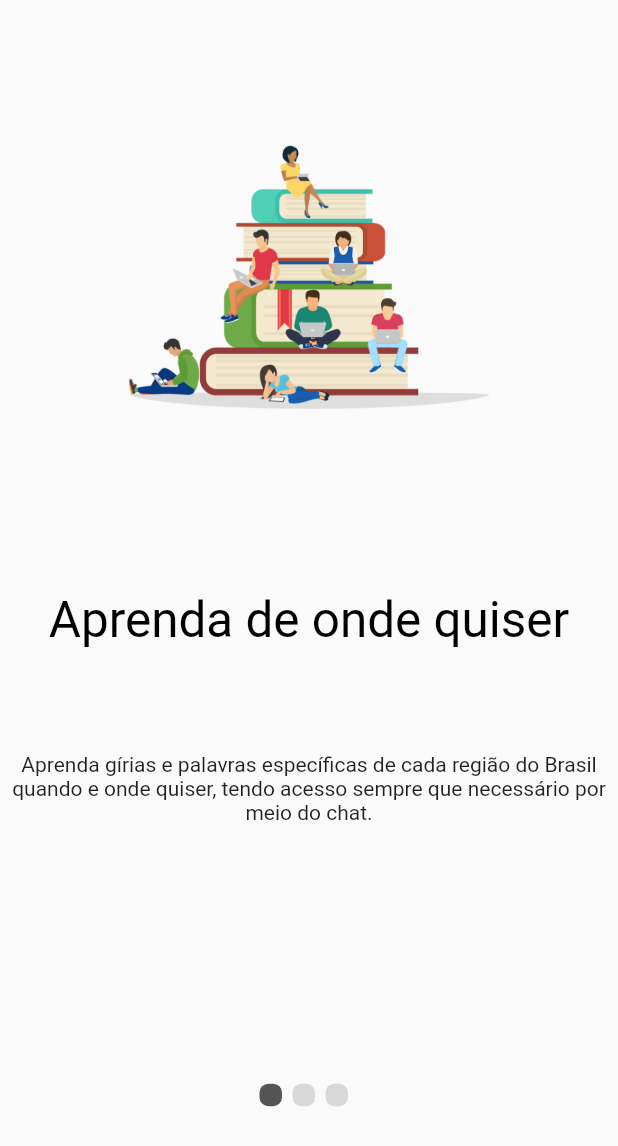
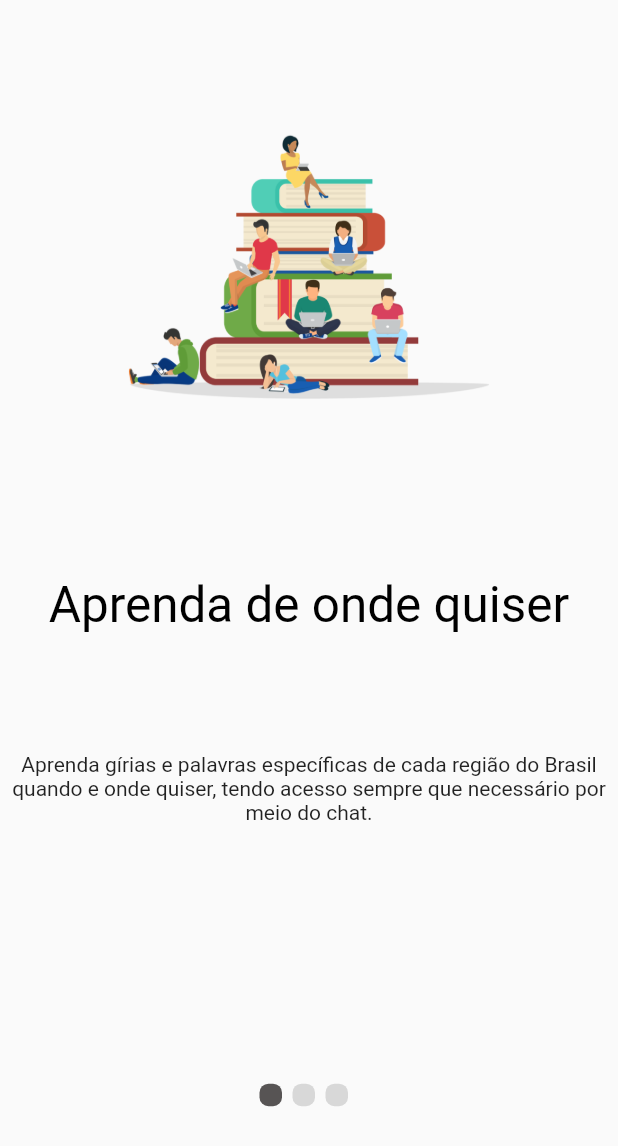
Before and after one commit to Andre-Alfredo-Andrade-Cruz/PI3A, a Flutter app: the screen it shows after launch, on a phone screen of 412 x 824 dp. Shown: the top 1146 px of the screen. Run offline on Flutter 3.47's test engine with Material 2 defaults, Android fonts, the phone set to English and light mode, and no system bars; our stand-ins replace dio, flutter_modular, localization, mask_text_input_formatter.

Commit message:
pixel overflow

```diff
--- a/pdm/lib/src/Features/auth/presentation/view/page/forgot_screen.dart
+++ b/pdm/lib/src/Features/auth/presentation/view/page/forgot_screen.dart
@@ -31,7 +31,7 @@ class ForgotScreen extends StatelessWidget{
                   children: [
                     Image.asset(
                       'lib/assets/images/logo.png',
-                      width: 320,
+                      width: 300,
                       height: 200,
                       fit: BoxFit.fill,
                     ),
--- a/pdm/lib/src/Features/auth/presentation/view/page/login_screen.dart
+++ b/pdm/lib/src/Features/auth/presentation/view/page/login_screen.dart
@@ -107,7 +107,7 @@ class LoginScreen extends StatelessWidget{
                   children: [
                     Image.asset(
                       'lib/assets/images/logo.png',
-                      width: 320,
+                      width: 300,
                       height: 200,
                       fit: BoxFit.fill,
                     ),
--- a/pdm/lib/src/Features/auth/presentation/view/page/signup_screen.dart
+++ b/pdm/lib/src/Features/auth/presentation/view/page/signup_screen.dart
@@ -116,7 +116,7 @@ class SignupScreen extends StatelessWidget{
                   children: [
                     Image.asset(
                       'lib/assets/images/logo.png',
-                      width: 320,
+                      width: 300,
                       height: 200,
                       fit: BoxFit.fill,
                     ),
--- a/pdm/lib/src/Features/onboarding/components/splash_content.dart
+++ b/pdm/lib/src/Features/onboarding/components/splash_content.dart
@@ -17,7 +17,7 @@ class SplashContent extends StatelessWidget {
         Spacer(),
         Image.asset(
           image!,
-          height: getProportionateScreenHeight(320),
+          height: getProportionateScreenHeight(300),
           width: getProportionateScreenWidth(235),
         ),
         Spacer(flex: 2),
```
Also changed, not shown: 2 other files.
